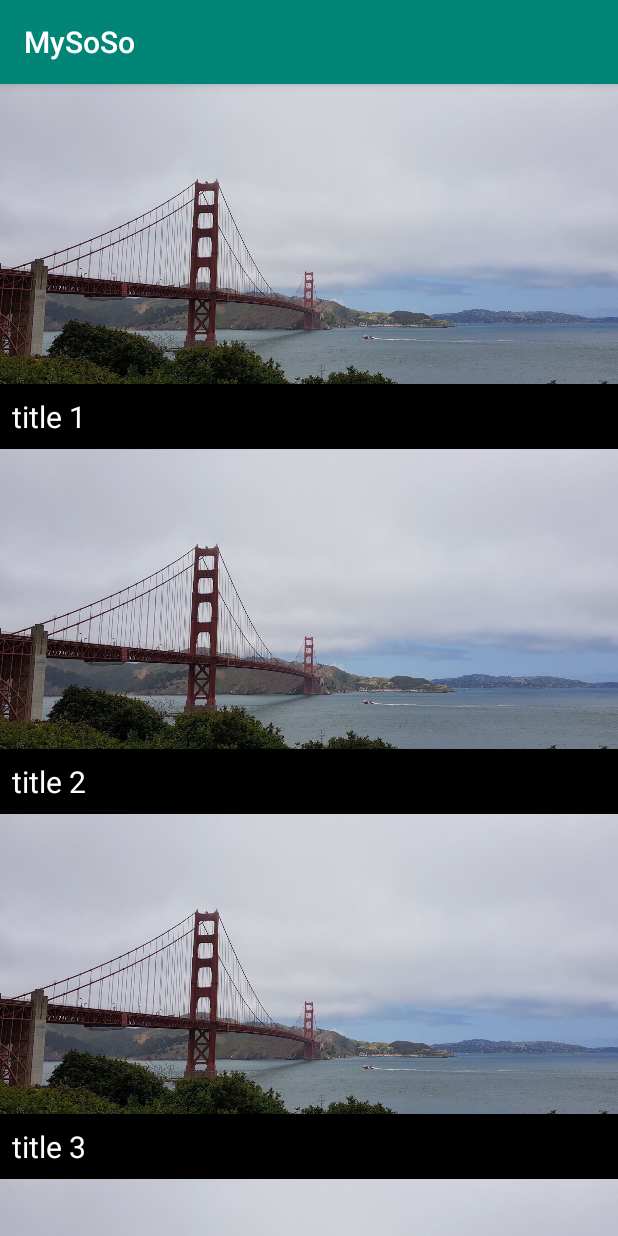
After one commit to Tedev555/MySoSo, an Android app: the FeedActivity screen opened directly, with no data from a screen before it, on a phone screen of 412 x 824 dp. The commit adds this screen. Run offline under Robolectric (Android 15) with nearby library versions, the phone set to English and light mode, and no system bars.

Commit message:
Lesson-28-03-19

```diff
--- a/app/build.gradle
+++ b/app/build.gradle
@@ -27,6 +27,7 @@ dependencies {
     androidTestImplementation 'com.android.support.test.espresso:espresso-core:3.0.2'
     implementation 'com.google.firebase:firebase-core:16.0.8'
     implementation 'com.google.firebase:firebase-auth:16.2.0'
+    implementation 'com.android.support:recyclerview-v7:28.0.0'
 }
 
 apply plugin: 'com.google.gms.google-services'
--- a/app/src/main/AndroidManifest.xml
+++ b/app/src/main/AndroidManifest.xml
@@ -9,6 +9,7 @@
         android:roundIcon="@mipmap/ic_launcher_round"
         android:supportsRtl="true"
         android:theme="@style/AppTheme">
+        <activity android:name=".FeedActivity"></activity>
         <activity android:name=".MainActivity">
             <intent-filter>
                 <action android:name="android.intent.action.MAIN" />
--- /dev/null
+++ b/app/src/main/java/com/tedory/mysoso/Adapter.java
@@ -0,0 +1,53 @@
+package com.tedory.mysoso;
+
+import android.support.annotation.NonNull;
+import android.support.v7.widget.RecyclerView;
+import android.view.LayoutInflater;
+import android.view.View;
+import android.view.ViewGroup;
+import android.widget.ImageView;
+import android.widget.TextView;
+
+public class Adapter extends RecyclerView.Adapter<Adapter.ViewHolder> {
+    String[] sampleStr;
+
+    public Adapter(String[] sampleStrArr) {
+        sampleStr = sampleStrArr;
+    }
+
+    @NonNull
+    @Override
+    public ViewHolder onCreateViewHolder(@NonNull ViewGroup viewGroup, int i) {
+        LayoutInflater layoutInflater =
+                LayoutInflater.from(viewGroup.getContext());
+        View view = layoutInflater.inflate(R.layout.recycler_item,
+                viewGroup, false);
+
+        return new ViewHolder(view);
+    }
+
+    @Override
+    public void onBindViewHolder(@NonNull ViewHolder viewHolder, int i) {
+        ImageView img = viewHolder.imageView;
+        TextView tv = viewHolder.textView;
+
+        img.setImageResource(R.drawable.smple_img);
+        tv.setText(sampleStr[i]);
+    }
+
+    @Override
+    public int getItemCount() {
+        return sampleStr.length;
+    }
+
+    public class ViewHolder extends RecyclerView.ViewHolder {
+        ImageView imageView;
+        TextView textView;
+
+        public ViewHolder(@NonNull View itemView) {
+            super(itemView);
+            imageView = itemView.findViewById(R.id.item_img);
+            textView = itemView.findViewById(R.id.item_text_view);
+        }
+    }
+}
--- /dev/null
+++ b/app/src/main/java/com/tedory/mysoso/FeedActivity.java
@@ -0,0 +1,25 @@
+package com.tedory.mysoso;
+
+import android.support.v7.app.AppCompatActivity;
+import android.os.Bundle;
+import android.support.v7.widget.LinearLayoutManager;
+import android.support.v7.widget.RecyclerView;
+
+public class FeedActivity extends AppCompatActivity {
+    RecyclerView recyclerView;
+
+    @Override
+    protected void onCreate(Bundle savedInstanceState) {
+        super.onCreate(savedInstanceState);
+        setContentView(R.layout.activity_feed);
+
+        String[] sampleStrArr = {"title 1", "title 2", "title 3", "title 4",
+                "title 5", "title 5"};
+
+        recyclerView = findViewById(R.id.recycler_view);
+        Adapter adapter = new Adapter(sampleStrArr);
+        recyclerView.setLayoutManager(new LinearLayoutManager(this));
+        recyclerView.setAdapter(adapter);
+
+    }
+}
--- a/app/src/main/java/com/tedory/mysoso/MainActivity.java
+++ b/app/src/main/java/com/tedory/mysoso/MainActivity.java
@@ -11,6 +11,7 @@ import android.widget.Button;
 import android.widget.EditText;
 import android.widget.Toast;
 
+import com.google.android.gms.tasks.OnCanceledListener;
 import com.google.android.gms.tasks.OnCompleteListener;
 import com.google.android.gms.tasks.Task;
 import com.google.firebase.auth.AuthResult;
@@ -46,7 +47,13 @@ public class MainActivity extends AppCompatActivity {
                 userStr = userNameEdt.getText().toString();
                 passStr = passwordEdt.getText().toString();
 
-
+                if (userStr.isEmpty() && passStr.isEmpty()) {
+                    Toast.makeText(getApplicationContext()
+                            , "Please enter username and password",
+                            Toast.LENGTH_SHORT).show();
+                } else {
+                    login(userStr, passStr);
+                }
             }
         });
     }
@@ -58,29 +65,26 @@ public class MainActivity extends AppCompatActivity {
                     public void onComplete(@NonNull Task<AuthResult> task) {
                         if (task.isSuccessful()) {
                             //Login Successful
+                            Log.i("LoginTag", "Login Successful");
+
+                            //Intent
+                            goToFeed();
+
                         } else {
                             //Login Not Successful
+                            Log.i("LoginTag", "Login Failed");
                         }
                     }
-                });
+                }).addOnCanceledListener(this, new OnCanceledListener() {
+            @Override
+            public void onCanceled() {
+                Log.e("LoginTag", "Can't not login");
+            }
+        });
     }
 
-
-
-
-
-
-//    private void login(String email, String password) {
-//        mAuth.signInWithEmailAndPassword(email, password).addOnCompleteListener(this, new OnCompleteListener<AuthResult>() {
-//            @Override
-//            public void onComplete(@NonNull Task<AuthResult> task) {
-//                if (task.isSuccessful()) {
-//                    Log.d("LoginTag", "signInWithEmail:success");
-//                } else {
-//                    Log.w("LoginTag", "signInWithEmail:failure", task.getException());
-//                }
-//            }
-//        });
-//    }
-
+    private void goToFeed() {
+        Intent intent = new Intent(this, FeedActivity.class);
+        startActivity(intent);
+    }
 }
--- /dev/null
+++ b/app/src/main/res/layout/activity_feed.xml
@@ -0,0 +1,16 @@
+<?xml version="1.0" encoding="utf-8"?>
+<LinearLayout xmlns:android="http://schemas.android.com/apk/res/android"
+    xmlns:app="http://schemas.android.com/apk/res-auto"
+    xmlns:tools="http://schemas.android.com/tools"
+    android:layout_width="match_parent"
+    android:layout_height="match_parent"
+    tools:context=".FeedActivity">
+
+    <android.support.v7.widget.RecyclerView
+        android:id="@+id/recycler_view"
+        android:layout_width="match_parent"
+        android:layout_height="match_parent">
+    </android.support.v7.widget.RecyclerView>
+
+
+</LinearLayout>
--- /dev/null
+++ b/app/src/main/res/layout/recycler_item.xml
@@ -0,0 +1,24 @@
+<?xml version="1.0" encoding="utf-8"?>
+<LinearLayout xmlns:android="http://schemas.android.com/apk/res/android"
+    android:orientation="vertical"
+    android:layout_width="match_parent"
+    android:layout_height="wrap_content">
+
+    <ImageView
+        android:id="@+id/item_img"
+        android:layout_width="match_parent"
+        android:layout_height="200dp"
+        android:scaleType="centerCrop"
+        />
+
+    <TextView
+        android:id="@+id/item_text_view"
+        android:layout_width="match_parent"
+        android:layout_height="wrap_content"
+        android:text="sample text"
+        android:textColor="@android:color/white"
+        android:textSize="20dp"
+        android:padding="8dp"
+        android:background="@android:color/black"/>
+
+</LinearLayout>
```
Also changed, not shown: app/src/main/res/drawable/smple_img.jpeg (added).
